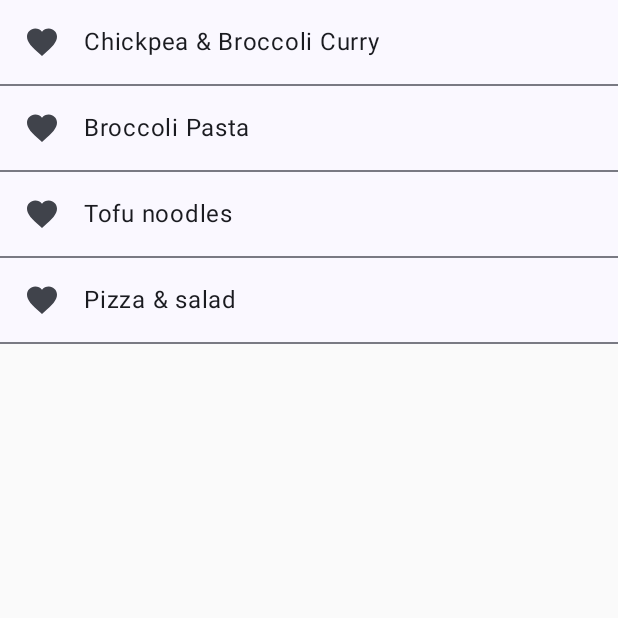
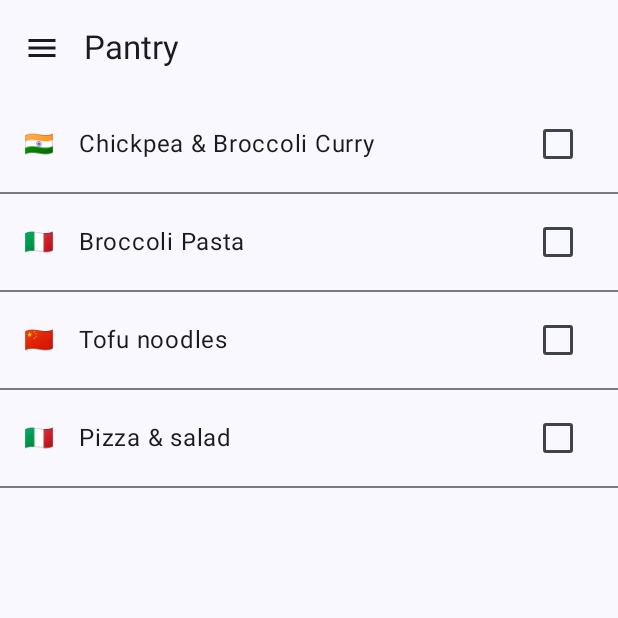
Before and after one commit to John89289/Pantry, an Android app built with Jetpack Compose: the screen it shows after launch (MainActivity), on a phone screen of 412 x 824 dp, the top half of it. Run offline under Robolectric (Android 15) with nearby library versions, the phone set to English and light mode, and no system bars.

Commit message:
Add app bar emoji instead of icons and selectable checkbox

```diff
--- a/app/build.gradle
+++ b/app/build.gradle
@@ -54,6 +54,7 @@ dependencies {
     implementation "androidx.compose.ui:ui:$compose_version"
     implementation "androidx.compose.ui:ui-tooling-preview:$compose_version"
     implementation 'androidx.compose.material3:material3:1.1.0-beta01'
+    implementation "androidx.lifecycle:lifecycle-viewmodel-compose:2.6.1"
     testImplementation 'junit:junit:4.13.2'
     androidTestImplementation 'androidx.test.ext:junit:1.1.5'
     androidTestImplementation 'androidx.test.espresso:espresso-core:3.5.1'
--- a/app/src/main/java/tech/johnkay/pantry/ui/recipes/RecipeListScreen.kt
+++ b/app/src/main/java/tech/johnkay/pantry/ui/recipes/RecipeListScreen.kt
@@ -1,38 +1,60 @@
+@file:OptIn(ExperimentalMaterial3Api::class)
+
 package tech.johnkay.pantry.ui.recipes
 
 import androidx.compose.foundation.lazy.LazyColumn
 import androidx.compose.foundation.lazy.items
 import androidx.compose.material.icons.Icons
-import androidx.compose.material.icons.filled.Favorite
-import androidx.compose.material3.Divider
-import androidx.compose.material3.Icon
-import androidx.compose.material3.Text
-import androidx.compose.material3.ListItem
+import androidx.compose.material.icons.filled.Menu
+import androidx.compose.material3.*
 import androidx.compose.runtime.Composable
-
-data class Recipe(val name: String)
-
-val recipes = listOf(
-    Recipe("Chickpea & Broccoli Curry"),
-    Recipe("Broccoli Pasta"),
-    Recipe("Tofu noodles"),
-    Recipe("Pizza & salad")
-)
+import androidx.compose.runtime.collectAsState
+import androidx.compose.runtime.getValue
+import androidx.lifecycle.viewmodel.compose.viewModel
+import tech.johnkay.pantry.ui.utils.general.flagEmoji
 
 @Composable
-fun RecipeListScreen() {
-    LazyColumn {
-        items(recipes) {recipe ->
-            ListItem(
-                headlineContent = { Text(recipe.name) },
-                leadingContent = {
-                    Icon(
-                        Icons.Filled.Favorite,
-                        contentDescription = "Localized description",
-                    )
+fun RecipeListScreen(
+    recipeListViewModel: RecipeListViewModel = viewModel()
+) {
+    val state by recipeListViewModel.state.collectAsState()
+    RecipeListContent(state = state, onRecipeSelected = { isSelected, recipe ->
+        recipeListViewModel.onRecipeSelected(recipe, isSelected) })
+}
+
+@Composable
+fun RecipeListContent(state: RecipeListViewModel.State, onRecipeSelected: (Boolean, Recipe) -> Unit) {
+    Scaffold(
+        topBar = {
+            TopAppBar(
+                title = { Text("Pantry") },
+                navigationIcon = {
+                    IconButton(
+                        onClick = { /* "Open nav drawer" */ }
+                    ) {
+                        Icon(Icons.Filled.Menu, contentDescription = "Localized description")
+                    }
                 }
             )
-            Divider()
+        },
+        content = { innerPadding ->
+            LazyColumn(
+                contentPadding = innerPadding
+            ) {
+                items(state.recipes) { recipe ->
+                    ListItem(
+                        headlineContent = { Text(recipe.data.name) },
+                        leadingContent = { Text(recipe.data.region.flagEmoji) },
+                        trailingContent = {
+                            Checkbox(checked = recipe.isSelected, onCheckedChange = { isSelected ->
+                                onRecipeSelected(isSelected, recipe.data)
+                            })
+                        }
+                    )
+                    Divider()
+                }
+            }
         }
-    }
+    )
+
 }
--- /dev/null
+++ b/app/src/main/java/tech/johnkay/pantry/ui/recipes/RecipeListViewModel.kt
@@ -0,0 +1,28 @@
+package tech.johnkay.pantry.ui.recipes
+
+import androidx.lifecycle.ViewModel
+import kotlinx.coroutines.flow.MutableStateFlow
+import kotlinx.coroutines.flow.update
+import tech.johnkay.pantry.ui.utils.general.Selectable
+
+data class Recipe(val name: String, val region: String)
+
+val recipes = listOf(
+    Recipe("Chickpea & Broccoli Curry", "in"),
+    Recipe("Broccoli Pasta", "it"),
+    Recipe("Tofu noodles", "cn"),
+    Recipe("Pizza & salad", "it")
+)
+
+class RecipeListViewModel: ViewModel() {
+
+    data class State(val recipes: List<Selectable<Recipe>>)
+
+    val state = MutableStateFlow(State(recipes.map { Selectable(false, it) }))
+
+    fun onRecipeSelected(recipe: Recipe, isSelected: Boolean) {
+        state.update { oldState ->
+            oldState.copy(recipes = oldState.recipes.map { if ((it.data == recipe)) it.copy(isSelected = isSelected) else it })
+        }
+    }
+}
--- /dev/null
+++ b/app/src/main/java/tech/johnkay/pantry/ui/utils/general/EmojiUtils.kt
@@ -0,0 +1,12 @@
+package tech.johnkay.pantry.ui.utils.general
+
+import androidx.compose.ui.text.toUpperCase
+
+val String.flagEmoji: String
+    get() {
+        val uppercaseString = uppercase()
+        val base = 0x1F1E6 // A regional indicator
+        val firstChar = Character.codePointAt(uppercaseString, 0) - 0x41 + base
+        val secondChar = Character.codePointAt(uppercaseString, 1) - 0x41 + base
+        return String(Character.toChars(firstChar)) + String(Character.toChars(secondChar))
+    }
--- /dev/null
+++ b/app/src/main/java/tech/johnkay/pantry/ui/utils/general/Selectable.kt
@@ -0,0 +1,6 @@
+package tech.johnkay.pantry.ui.utils.general
+
+data class Selectable<T>(
+    val isSelected: Boolean,
+    val data: T
+)
```
